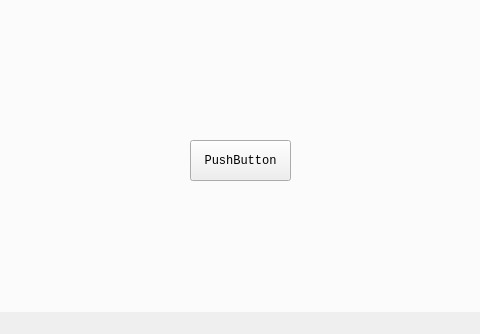
Before: the Qt Designer form mainwindow.ui in risherlock/simdez, drawn with Qt 5; both pictures show x 692 to 1172 and y 386 to 720 of the 1280 by 720 pixel window.
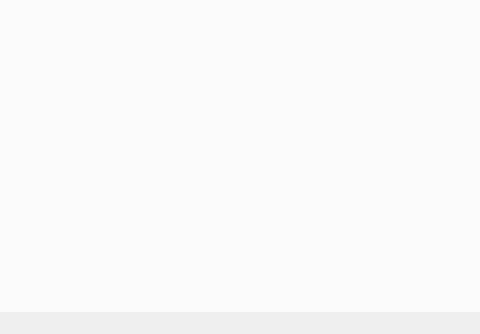
After: the same form once the commit is applied. Icons and pictures are not drawn. Custom widgets are drawn as their Qt base class.

```diff
--- a/mainwindow.ui
+++ b/mainwindow.ui
@@ -1267,19 +1267,6 @@
      <attribute name="title">
       <string>Orientation</string>
      </attribute>
-     <widget class="QPushButton" name="pushButton">
-      <property name="geometry">
-       <rect>
-        <x>880</x>
-        <y>500</y>
-        <width>101</width>
-        <height>41</height>
-       </rect>
-      </property>
-      <property name="text">
-       <string>PushButton</string>
-      </property>
-     </widget>
      <widget class="QWidget" name="quickContainer" native="true">
       <property name="geometry">
        <rect>
@@ -1300,9 +1287,19 @@
       <property name="geometry">
        <rect>
         <x>20</x>
-        <y>80</y>
+        <y>20</y>
         <width>741</width>
-        <height>381</height>
+        <height>281</height>
+       </rect>
+      </property>
+     </widget>
+     <widget class="QCustomPlot" name="widget_omega" native="true">
+      <property name="geometry">
+       <rect>
+        <x>20</x>
+        <y>330</y>
+        <width>741</width>
+        <height>301</height>
        </rect>
       </property>
      </widget>
```
